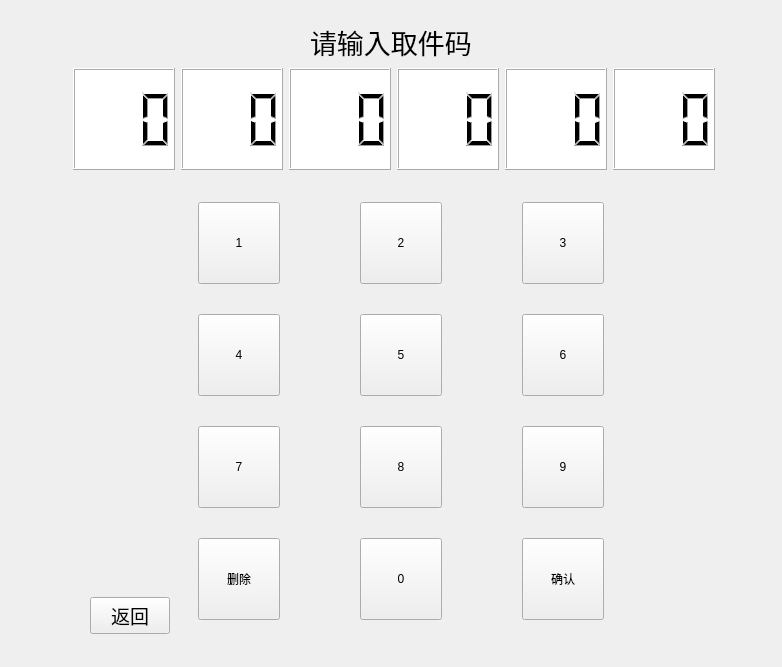
zhichao281/QtControlCenter, file QtControl/NumKeyBoard.ui: the form before one commit.
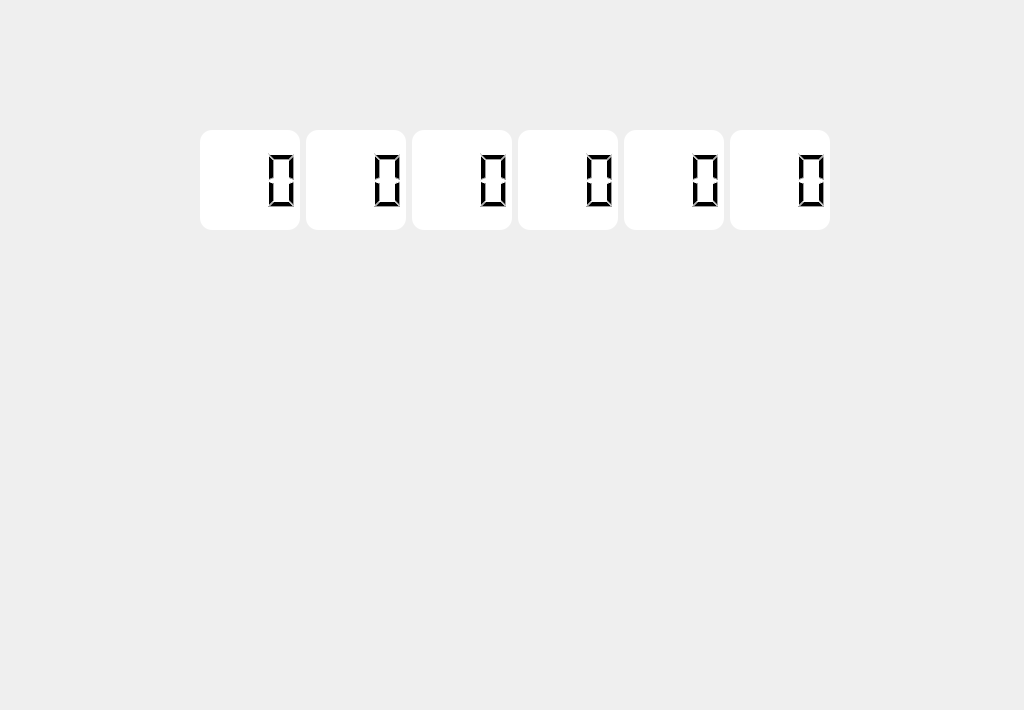
The form after the commit. Icons and pictures are not drawn.

```diff
--- a/QtControl/NumKeyBoard.ui
+++ b/QtControl/NumKeyBoard.ui
@@ -6,8 +6,8 @@
    <rect>
     <x>0</x>
     <y>0</y>
-    <width>782</width>
-    <height>667</height>
+    <width>1024</width>
+    <height>710</height>
    </rect>
   </property>
   <property name="minimumSize">
@@ -48,58 +48,174 @@
    <property name="spacing">
     <number>0</number>
    </property>
+   <property name="leftMargin">
+    <number>0</number>
+   </property>
+   <property name="topMargin">
+    <number>0</number>
+   </property>
+   <property name="rightMargin">
+    <number>0</number>
+   </property>
+   <property name="bottomMargin">
+    <number>0</number>
+   </property>
    <item>
     <widget class="QWidget" name="widget_title" native="true">
      <property name="minimumSize">
       <size>
        <width>0</width>
-       <height>100</height>
+       <height>95</height>
       </size>
      </property>
-     <layout class="QVBoxLayout" name="verticalLayout_2">
+     <property name="maximumSize">
+      <size>
+       <width>16777215</width>
+       <height>95</height>
+      </size>
+     </property>
+     <layout class="QHBoxLayout" name="horizontalLayout_4">
+      <property name="spacing">
+       <number>0</number>
+      </property>
+      <property name="leftMargin">
+       <number>25</number>
+      </property>
+      <property name="topMargin">
+       <number>10</number>
+      </property>
+      <property name="rightMargin">
+       <number>25</number>
+      </property>
+      <property name="bottomMargin">
+       <number>0</number>
+      </property>
       <item>
-       <layout class="QHBoxLayout" name="horizontalLayout_2">
-        <item>
-         <spacer name="horizontalSpacer_7">
-          <property name="orientation">
-           <enum>Qt::Horizontal</enum>
-          </property>
-          <property name="sizeHint" stdset="0">
-           <size>
-            <width>40</width>
-            <height>20</height>
-           </size>
-          </property>
-         </spacer>
-        </item>
-        <item>
-         <widget class="QLabel" name="label_title">
-          <property name="font">
-           <font>
-            <family>微软雅黑</family>
-            <pointsize>20</pointsize>
-           </font>
-          </property>
-          <property name="text">
-           <string>请输入取件码</string>
-          </property>
-         </widget>
-        </item>
-        <item>
-         <spacer name="horizontalSpacer_3">
-          <property name="orientation">
-           <enum>Qt::Horizontal</enum>
-          </property>
-          <property name="sizeHint" stdset="0">
-           <size>
-            <width>40</width>
-            <height>20</height>
-           </size>
-          </property>
-         </spacer>
-        </item>
-       </layout>
+       <widget class="QPushButton" name="btn_back">
+        <property name="font">
+         <font>
+          <family>微软雅黑</family>
+          <pointsize>14</pointsize>
+         </font>
+        </property>
+        <property name="styleSheet">
+         <string notr="true">#btn_back
+{
+min-width:55px;
+max-width:55px;
+min-height:50px;
+max-height:50px;
+border-radius: 10px;
+}
+#btn_back{border-image: url(:/Image/Resources/Image/btn_Return_nor.png);}
+#btn_back:hover{border-image:url(:/Image/Resources/Image/btn_Return_sele.png);}
+#btn_back:pressed{border-image:url(:/Image/Resources/Image/btn_Return_press.png);}</string>
+        </property>
+        <property name="text">
+         <string/>
+        </property>
+       </widget>
       </item>
+      <item>
+       <spacer name="horizontalSpacer_7">
+        <property name="orientation">
+         <enum>Qt::Horizontal</enum>
+        </property>
+        <property name="sizeHint" stdset="0">
+         <size>
+          <width>40</width>
+          <height>20</height>
+         </size>
+        </property>
+       </spacer>
+      </item>
+      <item>
+       <widget class="QLabel" name="label_title">
+        <property name="font">
+         <font>
+          <family>微软雅黑</family>
+          <pointsize>20</pointsize>
+         </font>
+        </property>
+        <property name="styleSheet">
+         <string notr="true">
+min-width:379px;
+max-width:379px;
+min-height:71px;
+max-height:71px;
+border-image: url(:/Image/Resources/Image/请输入取件码.png);</string>
+        </property>
+        <property name="text">
+         <string/>
+        </property>
+       </widget>
+      </item>
+      <item>
+       <spacer name="horizontalSpacer_3">
+        <property name="orientation">
+         <enum>Qt::Horizontal</enum>
+        </property>
+        <property name="sizeHint" stdset="0">
+         <size>
+          <width>40</width>
+          <height>20</height>
+         </size>
+        </property>
+       </spacer>
+      </item>
+      <item>
+       <widget class="QPushButton" name="btn_home">
+        <property name="styleSheet">
+         <string notr="true">#btn_home
+{
+min-width:55px;
+max-width:55px;
+min-height:50px;
+max-height:50px;
+border-radius: 10px;
+}
+#btn_home{border-image: url(:/Image/Resources/Image/btn_home_nor.png);}
+#btn_home:hover{border-image:url(:/Image/Resources/Image/btn_home_sele.png);}
+#btn_home:pressed{border-image:url(:/Image/Resources/Image/btn_home_press.png);}</string>
+        </property>
+        <property name="text">
+         <string/>
+        </property>
+       </widget>
+      </item>
+     </layout>
+    </widget>
+   </item>
+   <item>
+    <widget class="QWidget" name="widget_input" native="true">
+     <property name="minimumSize">
+      <size>
+       <width>0</width>
+       <height>0</height>
+      </size>
+     </property>
+     <property name="maximumSize">
+      <size>
+       <width>16777215</width>
+       <height>200</height>
+      </size>
+     </property>
+     <layout class="QHBoxLayout" name="horizontalLayout_2">
+      <property name="spacing">
+       <number>0</number>
+      </property>
+      <property name="leftMargin">
+       <number>0</number>
+      </property>
+      <property name="topMargin">
+       <number>35</number>
+      </property>
+      <property name="rightMargin">
+       <number>0</number>
+      </property>
+      <property name="bottomMargin">
+       <number>0</number>
+      </property>
       <item>
        <layout class="QHBoxLayout" name="horizontalLayout_3">
         <item>
@@ -140,15 +256,17 @@
          <widget class="QLCDNumber" name="lcdNumber_1">
           <property name="minimumSize">
            <size>
-            <width>102</width>
-            <height>102</height>
+            <width>100</width>
+            <height>100</height>
            </size>
           </property>
           <property name="layoutDirection">
            <enum>Qt::LeftToRight</enum>
           </property>
           <property name="styleSheet">
-           <string notr="true">background-color: rgb(255, 255, 255);</string>
+           <string notr="true">border-image: url(:/Image/Resources/Image/label_Inputbox_sele.png);
+border-radius: 12
+</string>
           </property>
           <property name="digitCount">
            <number>3</number>
@@ -168,10 +286,15 @@
          <widget class="QLCDNumber" name="lcdNumber_2">
           <property name="minimumSize">
            <size>
-            <width>102</width>
-            <height>102</height>
+            <width>100</width>
+            <height>100</height>
            </size>
           </property>
+          <property name="styleSheet">
+           <string notr="true">border-image: url(:/Image/Resources/Image/label_Inputbox_sele.png);
+border-radius: 12
+</string>
+          </property>
           <property name="digitCount">
            <number>3</number>
           </property>
@@ -181,10 +304,15 @@
          <widget class="QLCDNumber" name="lcdNumber_3">
           <property name="minimumSize">
            <size>
-            <width>102</width>
-            <height>102</height>
+            <width>100</width>
+            <height>100</height>
            </size>
           </property>
+          <property name="styleSheet">
+           <string notr="true">border-image: url(:/Image/Resources/Image/label_Inputbox_sele.png);
+border-radius: 12
+</string>
+          </property>
           <property name="digitCount">
            <number>3</number>
           </property>
@@ -197,10 +325,15 @@
          <widget class="QLCDNumber" name="lcdNumber_4">
           <property name="minimumSize">
            <size>
-            <width>102</width>
-            <height>102</height>
+            <width>100</width>
+            <height>100</height>
            </size>
           </property>
+          <property name="styleSheet">
+           <string notr="true">border-image: url(:/Image/Resources/Image/label_Inputbox_sele.png);
+border-radius: 12
+</string>
+          </property>
           <property name="digitCount">
            <number>3</number>
           </property>
@@ -210,10 +343,15 @@
          <widget class="QLCDNumber" name="lcdNumber_5">
           <property name="minimumSize">
            <size>
-            <width>102</width>
-            <height>102</height>
+            <width>100</width>
+            <height>100</height>
            </size>
           </property>
+          <property name="styleSheet">
+           <string notr="true">border-image: url(:/Image/Resources/Image/label_Inputbox_sele.png);
+border-radius: 12
+</string>
+          </property>
           <property name="digitCount">
            <number>3</number>
           </property>
@@ -223,10 +361,15 @@
          <widget class="QLCDNumber" name="lcdNumber_6">
           <property name="minimumSize">
            <size>
-            <width>102</width>
-            <height>102</height>
+            <width>100</width>
+            <height>100</height>
            </size>
           </property>
+          <property name="styleSheet">
+           <string notr="true">border-image: url(:/Image/Resources/Image/label_Inputbox_sele.png);
+border-radius: 12
+</string>
+          </property>
           <property name="digitCount">
            <number>3</number>
           </property>
@@ -259,6 +402,21 @@
       </size>
      </property>
      <layout class="QHBoxLayout" name="horizontalLayout">
+      <property name="spacing">
+       <number>0</number>
+      </property>
+      <property name="leftMargin">
+       <number>0</number>
+      </property>
+      <property name="topMargin">
+       <number>35</number>
+      </property>
+      <property name="rightMargin">
+       <number>0</number>
+      </property>
+      <property name="bottomMargin">
+       <number>35</number>
+      </property>
       <item>
        <spacer name="horizontalSpacer">
         <property name="orientation">
@@ -272,75 +430,54 @@
         </property>
        </spacer>
       </item>
-      <item>
-       <widget class="QWidget" name="widget_2" native="true">
-        <property name="minimumSize">
-         <size>
-          <width>0</width>
-          <height>0</height>
-         </size>
-        </property>
-        <layout class="QVBoxLayout" name="verticalLayout_3">
-         <item>
-          <spacer name="verticalSpacer">
-           <property name="orientation">
-            <enum>Qt::Vertical</enum>
-           </property>
-           <property name="sizeHint" stdset="0">
-            <size>
-             <width>20</width>
-             <height>416</height>
-            </size>
-           </property>
-          </spacer>
-         </item>
-         <item>
-          <widget class="QPushButton" name="btn_back">
-           <property name="font">
-            <font>
-             <family>微软雅黑</family>
-             <pointsize>14</pointsize>
-            </font>
-           </property>
-           <property name="styleSheet">
-            <string notr="true"/>
-           </property>
-           <property name="text">
-            <string>返回</string>
-           </property>
-          </widget>
-         </item>
-        </layout>
-       </widget>
-      </item>
       <item>
        <widget class="QWidget" name="widget" native="true">
         <layout class="QGridLayout" name="gridLayout">
+         <property name="leftMargin">
+          <number>0</number>
+         </property>
+         <property name="topMargin">
+          <number>0</number>
+         </property>
          <property name="rightMargin">
-          <number>100</number>
+          <number>0</number>
+         </property>
+         <property name="bottomMargin">
+          <number>0</number>
          </property>
          <property name="horizontalSpacing">
-          <number>80</number>
+          <number>60</number>
          </property>
          <property name="verticalSpacing">
-          <number>20</number>
+          <number>10</number>
          </property>
          <item row="0" column="0">
           <widget class="QToolButton" name="toolButton_1">
            <property name="minimumSize">
             <size>
-             <width>82</width>
-             <height>82</height>
+             <width>108</width>
+             <height>108</height>
             </size>
            </property>
            <property name="maximumSize">
             <size>
-             <width>82</width>
-             <height>82</height>
+             <width>108</width>
+             <height>108</height>
             </size>
            </property>
            <property name="styleSheet">
-            <string notr="true"/>
+            <string notr="true">#toolButton_1
+{
+min-width:108px;
+max-width:108px;
+min-height:108px;
+max-height:108px;
+border-radius: 10px;
+color: rgba(255, 255, 255,0);
+}
+#toolButton_1{border-image: url(:/Image/Resources/Image/1_nor.png);}
+#toolButton_1:hover{border-image:url(:/Image/Resources/Image/1_nor.png);}
+#toolButton_1:pressed{border-image:url(:/Image/Resources/Image/1_press.png);}</string>
            </property>
            <property name="text">
             <string>1</string>
@@ -351,54 +488,63 @@
           <widget class="QToolButton" name="toolButton_2">
            <property name="minimumSize">
             <size>
-             <width>82</width>
-             <height>82</height>
+             <width>108</width>
+             <height>108</height>
             </size>
            </property>
            <property name="maximumSize">
             <size>
-             <width>82</width>
-             <height>82</height>
+             <width>108</width>
+             <height>108</height>
             </size>
            </property>
+           <property name="styleSheet">
+            <string notr="true">#toolButton_2
+{
+min-width:108px;
+max-width:108px;
+min-height:108px;
+max-height:108px;
+border-radius: 10px;
+color: rgba(255, 255, 255,0);
+}
+#toolButton_2{border-image: url(:/Image/Resources/Image/2_nor.png);}
+#toolButton_2:hover{border-image:url(:/Image/Resources/Image/2_nor.png);}
+#toolButton_2:pressed{border-image:url(:/Image/Resources/Image/2_press.png);}</string>
+           </property>
            <property name="text">
             <string>2</string>
            </property>
           </widget>
          </item>
-         <item row="0" column="2">
-          <widget class="QToolButton" name="toolButton_3">
-           <property name="minimumSize">
-            <size>
-             <width>82</width>
-             <height>82</height>
-            </size>
-           </property>
-           <property name="maximumSize">
-            <size>
-             <width>82</width>
-             <height>82</height>
-            </size>
-           </property>
-           <property name="text">
-            <string>3</string>
-           </property>
-          </widget>
-         </item>
          <item row="1" column="0">
           <widget class="QToolButton" name="toolButton_4">
            <property name="minimumSize">
             <size>
-             <width>82</width>
-             <height>82</height>
+             <width>108</width>
+             <height>108</height>
             </size>
            </property>
            <property name="maximumSize">
             <size>
-             <width>82</width>
-             <height>82</height>
+             <width>108</width>
+             <height>108</height>
             </size>
            </property>
+           <property name="styleSheet">
+            <string notr="true">#toolButton_4
+{
+min-width:108px;
+max-width:108px;
+min-height:108px;
+max-height:108px;
+border-radius: 10px;
+color: rgba(255, 255, 255,0);
+}
+#toolButton_4{border-image: url(:/Image/Resources/Image/4_nor.png);}
+#toolButton_4:hover{border-image:url(:/Image/Resources/Image/4_nor.png);}
+#toolButton_4:pressed{border-image:url(:/Image/Resources/Image/4_press.png);}</string>
+           </property>
            <property name="text">
             <string>4</string>
            </property>
@@ -408,16 +554,30 @@
           <widget class="QToolButton" name="toolButton_5">
            <property name="minimumSize">
             <size>
-             <width>82</width>
-             <height>82</height>
+             <width>108</width>
+             <height>108</height>
             </size>
            </property>
            <property name="maximumSize">
             <size>
-             <width>82</width>
-             <height>82</height>
+             <width>108</width>
+             <height>108</height>
             </size>
            </property>
+           <property name="styleSheet">
+            <string notr="true">#toolButton_5
+{
+min-width:108px;
+max-width:108px;
+min-height:108px;
+max-height:108px;
+border-radius: 10px;
+color: rgba(255, 255, 255,0);
+}
+#toolButton_5{border-image: url(:/Image/Resources/Image/5_nor.png);}
+#toolButton_5:hover{border-image:url(:/Image/Resources/Image/5_nor.png);}
+#toolButton_5:pressed{border-image:url(:/Image/Resources/Image/5_press.png);}</string>
+           </property>
            <property name="text">
             <string>5</string>
            </property>
@@ -427,16 +587,30 @@
           <widget class="QToolButton" name="toolButton_6">
            <property name="minimumSize">
             <size>
-             <width>82</width>
-             <height>82</height>
+             <width>108</width>
+             <height>108</height>
             </size>
            </property>
            <property name="maximumSize">
             <size>
-             <width>82</width>
-             <height>82</height>
+             <width>108</width>
+             <height>108</height>
             </size>
            </property>
+           <property name="styleSheet">
+            <string notr="true">#toolButton_6
+{
+min-width:108px;
+max-width:108px;
+min-height:108px;
+max-height:108px;
+border-radius: 10px;
+color: rgba(255, 255, 255,0);
+}
+#toolButton_6{border-image: url(:/Image/Resources/Image/6_nor.png);}
+#toolButton_6:hover{border-image:url(:/Image/Resources/Image/6_nor.png);}
+#toolButton_6:pressed{border-image:url(:/Image/Resources/Image/6_press.png);}</string>
+           </property>
            <property name="text">
             <string>6</string>
            </property>
@@ -446,16 +620,30 @@
           <widget class="QToolButton" name="toolButton_7">
            <property name="minimumSize">
             <size>
-             <width>82</width>
-             <height>82</height>
+             <width>108</width>
+             <height>108</height>
             </size>
            </property>
            <property name="maximumSize">
             <size>
-             <width>82</width>
-             <height>82</height>
+             <width>108</width>
+             <height>108</height>
             </size>
            </property>
+           <property name="styleSheet">
+            <string notr="true">#toolButton_7
+{
+min-width:108px;
+max-width:108px;
+min-height:108px;
+max-height:108px;
+border-radius: 10px;
+color: rgba(255, 255, 255,0);
+}
+#toolButton_7{border-image: url(:/Image/Resources/Image/7_nor.png);}
+#toolButton_7:hover{border-image:url(:/Image/Resources/Image/7_nor.png);}
+#toolButton_7:pressed{border-image:url(:/Image/Resources/Image/7_press.png);}</string>
+           </property>
            <property name="text">
             <string>7</string>
            </property>
@@ -465,16 +653,30 @@
           <widget class="QToolButton" name="toolButton_8">
            <property name="minimumSize">
             <size>
-             <width>82</width>
-             <height>82</height>
+             <width>108</width>
+             <height>108</height>
             </size>
            </property>
            <property name="maximumSize">
             <size>
-             <width>82</width>
-             <height>82</height>
+             <width>108</width>
+             <height>108</height>
             </size>
            </property>
+           <property name="styleSheet">
+            <string notr="true">#toolButton_8
+{
+min-width:108px;
+max-width:108px;
+min-height:108px;
+max-height:108px;
+border-radius: 10px;
+color: rgba(255, 255, 255,0);
+}
+#toolButton_8{border-image: url(:/Image/Resources/Image/8_nor.png);}
+#toolButton_8:hover{border-image:url(:/Image/Resources/Image/8_nor.png);}
+#toolButton_8:pressed{border-image:url(:/Image/Resources/Image/8_press.png);}</string>
+           </property>
            <property name="text">
             <string>8</string>
            </property>
@@ -484,16 +686,30 @@
           <widget class="QToolButton" name="toolButton_9">
            <property name="minimumSize">
             <size>
-             <width>82</width>
-             <height>82</height>
+             <width>108</width>
+             <height>108</height>
             </size>
            </property>
            <property name="maximumSize">
             <size>
-             <width>82</width>
-             <height>82</height>
+             <width>108</width>
+             <height>108</height>
             </size>
            </property>
+           <property name="styleSheet">
+            <string notr="true">#toolButton_9
+{
+min-width:108px;
+max-width:108px;
+min-height:108px;
+max-height:108px;
+border-radius: 10px;
+color: rgba(255, 255, 255,0);
+}
+#toolButton_9{border-image: url(:/Image/Resources/Image/9_nor.png);}
+#toolButton_9:hover{border-image:url(:/Image/Resources/Image/9_nor.png);}
+#toolButton_9:pressed{border-image:url(:/Image/Resources/Image/9_press.png);}</string>
+           </property>
            <property name="text">
             <string>9</string>
            </property>
@@ -503,18 +719,31 @@
           <widget class="QToolButton" name="toolButton_backspace">
            <property name="minimumSize">
             <size>
-             <width>82</width>
-             <height>82</height>
+             <width>108</width>
+             <height>108</height>
             </size>
            </property>
            <property name="maximumSize">
             <size>
-             <width>82</width>
-             <height>82</height>
+             <width>108</width>
+             <height>108</height>
             </size>
            </property>
+           <property name="styleSheet">
+            <string notr="true">#toolButton_backspace
+{
+min-width:108px;
+max-width:108px;
+min-height:108px;
+max-height:108px;
+border-radius: 10px;
+}
+#toolButton_backspace{border-image: url(:/Image/Resources/Image/btn_keyboard2_nor.png);}
+#toolButton_backspace:hover{border-image:url(:/Image/Resources/Image/btn_keyboard2_nor.png);}
+#toolButton_backspace:pressed{border-image:url(:/Image/Resources/Image/btn_keyboard2_sele.png);}</string>
+           </property>
            <property name="text">
-            <string>删除</string>
+            <string/>
            </property>
           </widget>
          </item>
@@ -522,16 +751,30 @@
           <widget class="QToolButton" name="toolButton_0">
            <property name="minimumSize">
             <size>
-             <width>82</width>
-             <height>82</height>
+             <width>108</width>
+             <height>108</height>
             </size>
            </property>
            <property name="maximumSize">
             <size>
-             <width>82</width>
-             <height>82</height>
+             <width>108</width>
+             <height>108</height>
             </size>
            </property>
+           <property name="styleSheet">
+            <string notr="true">#toolButton_0
+{
+min-width:108px;
+max-width:108px;
+min-height:108px;
+max-height:108px;
+border-radius: 10px;
+color: rgba(255, 255, 255,0);
+}
+#toolButton_0{border-image: url(:/Image/Resources/Image/0_nor.png);}
+#toolButton_0:hover{border-image:url(:/Image/Resources/Image/0_nor.png);}
+#toolButton_0:pressed{border-image:url(:/Image/Resources/Image/0_press.png);}</string>
+           </property>
            <property name="text">
             <string>0</string>
            </property>
@@ -541,18 +784,64 @@
           <widget class="QToolButton" name="toolButton_enter">
            <property name="minimumSize">
             <size>
-             <width>82</width>
-             <height>82</height>
+             <width>108</width>
+             <height>108</height>
             </size>
            </property>
            <property name="maximumSize">
             <size>
-             <width>82</width>
-             <height>82</height>
+             <width>108</width>
+             <height>108</height>
             </size>
            </property>
+           <property name="styleSheet">
+            <string notr="true">#toolButton_enter
+{
+min-width:108px;
+max-width:108px;
+min-height:108px;
+max-height:108px;
+border-radius: 10px;
+}
+#toolButton_enter{border-image: url(:/Image/Resources/Image/btn_keyboard3_nor.png);}
+#toolButton_enter:hover{border-image:url(:/Image/Resources/Image/btn_keyboard3_nor.png);}
+#toolButton_enter:pressed{border-image:url(:/Image/Resources/Image/btn_keyboard3_sele.png);}</string>
+           </property>
            <property name="text">
-            <string>确认</string>
+            <string/>
+           </property>
+          </widget>
+         </item>
+         <item row="0" column="2">
+          <widget class="QToolButton" name="toolButton_3">
+           <property name="minimumSize">
+            <size>
+             <width>108</width>
+             <height>108</height>
+            </size>
+           </property>
+           <property name="maximumSize">
+            <size>
+             <width>108</width>
+             <height>108</height>
+            </size>
+           </property>
+           <property name="styleSheet">
+            <string notr="true">#toolButton_3
+{
+min-width:108px;
+max-width:108px;
+min-height:108px;
+max-height:108px;
+border-radius: 10px;
+color: rgba(255, 255, 255,0);
+}
+#toolButton_3{border-image: url(:/Image/Resources/Image/3_nor.png);}
+#toolButton_3:hover{border-image:url(:/Image/Resources/Image/3_nor.png);}
+#toolButton_3:pressed{border-image:url(:/Image/Resources/Image/3_press.png);}</string>
+           </property>
+           <property name="text">
+            <string>3</string>
            </property>
           </widget>
          </item>
```
Left out of the diff: 2 changed lines with no effect on the pictures.
